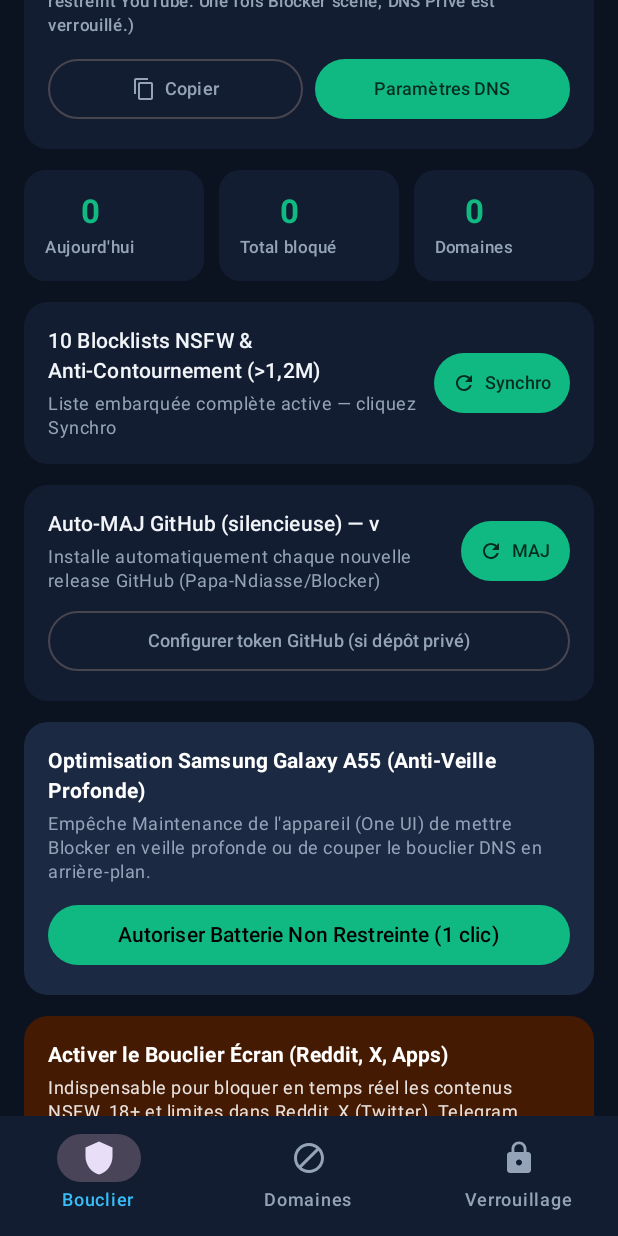
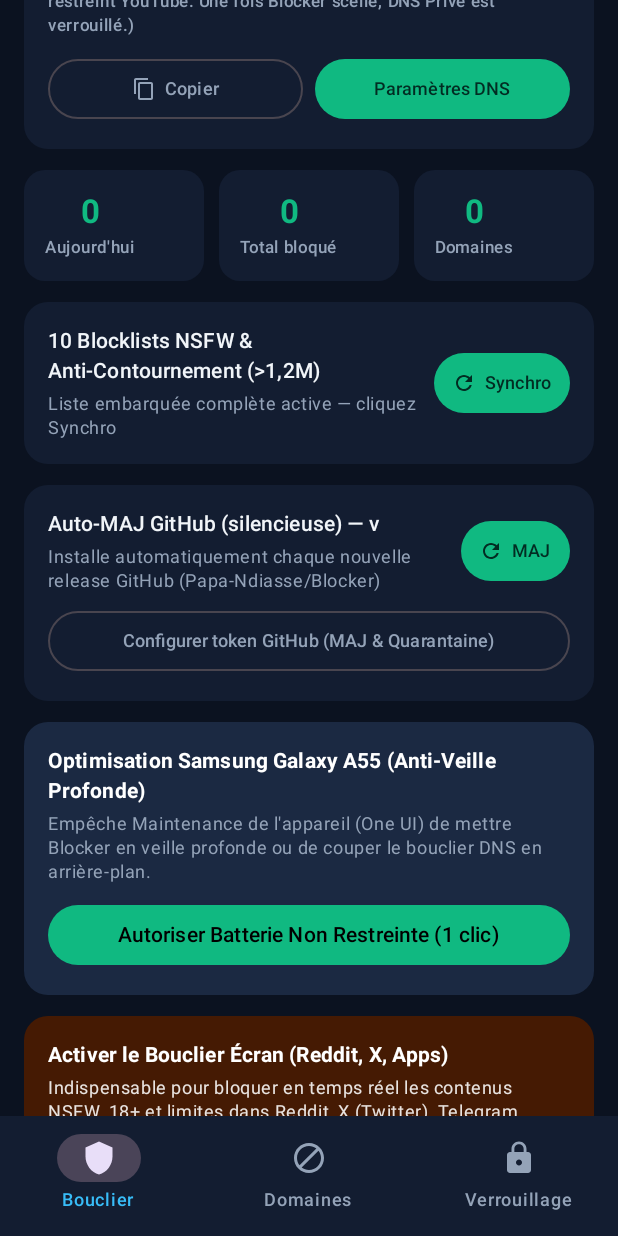
Before and after one commit to Papa-Ndiasse/Blocker, an Android app built with Jetpack Compose: the composable BlockerRootScreen shown on its own in the app's theme, scrolled down 520 dp, on a phone screen of 412 x 824 dp. Run offline under Robolectric (Android 15) with nearby library versions, the phone set to English and light mode, and no system bars; 2 statements that could not run were skipped.

Commit message:
fix(ui): always allow editing the GitHub token in Blocker

```diff
--- a/app/src/main/java/com/blocker/app/ui/BlockerScreens.kt
+++ b/app/src/main/java/com/blocker/app/ui/BlockerScreens.kt
@@ -710,14 +710,19 @@ private fun DashboardTab(
                             Text("MAJ", fontSize = 12.sp)
                         }
                     }
-                    if (!hasGithubToken) {
-                        Spacer(modifier = Modifier.height(8.dp))
-                        OutlinedButton(
-                            onClick = { showTokenDialog = true },
-                            modifier = Modifier.fillMaxWidth()
-                        ) {
-                            Text("Configurer token GitHub (si dépôt privé)", fontSize = 12.sp)
-                        }
+                    Spacer(modifier = Modifier.height(8.dp))
+                    OutlinedButton(
+                        onClick = { showTokenDialog = true },
+                        modifier = Modifier.fillMaxWidth()
+                    ) {
+                        Text(
+                            text = if (hasGithubToken) {
+                                "Modifier le token GitHub (configuré ✓)"
+                            } else {
+                                "Configurer token GitHub (MAJ & Quarantaine)"
+                            },
+                            fontSize = 12.sp
+                        )
                     }
                 }
             }
```
